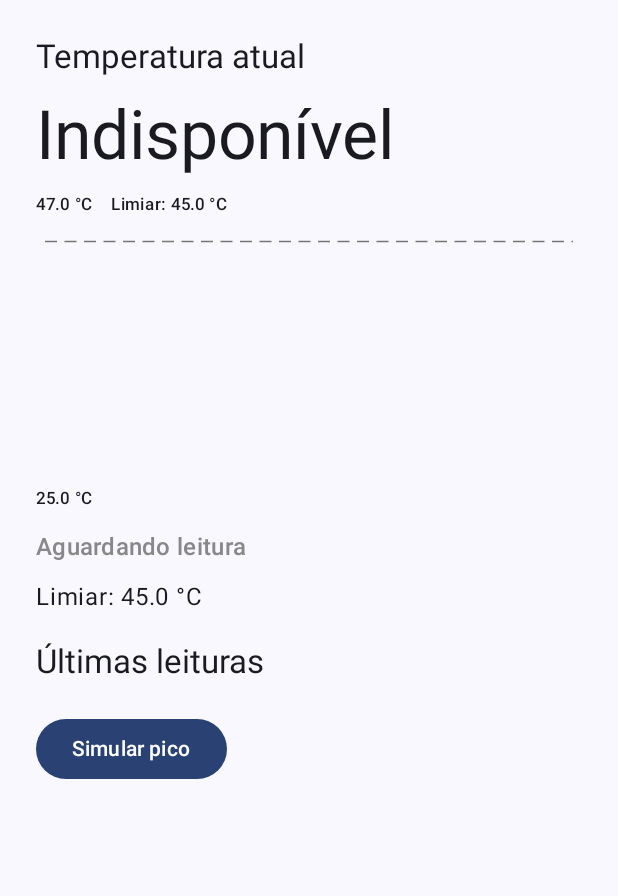
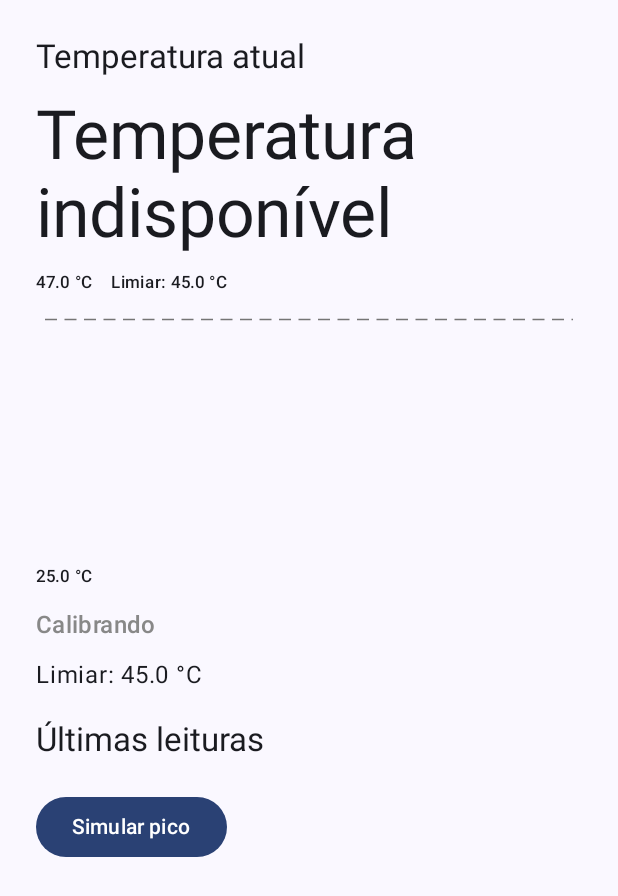
Before and after one commit to celiobenj/hornet-seldon, an Android app built with Jetpack Compose: the composable TelaTemperatura shown on its own in the app's theme, on a phone screen of 412 x 824 dp. Shown: the top 896 px of the screen. Run offline under Robolectric (Android 15) with nearby library versions, the phone set to English and light mode, and no system bars.

Commit message:
fix(app): atualiza textos de status da temperatura

```diff
--- a/app/src/main/java/dev/hornet/observability/ui/TelaTemperatura.kt
+++ b/app/src/main/java/dev/hornet/observability/ui/TelaTemperatura.kt
@@ -27,7 +27,7 @@ fun TelaTemperatura(
 ) {
     val leituraAtual = estado.atual
     val temperaturaTexto = if (estado.indisponivel || leituraAtual == null) {
-        "Indisponível"
+        "Temperatura indisponível"
     } else {
         "${"%.1f".format(leituraAtual.temperatura.celsius)} °C"
     }
@@ -61,7 +61,8 @@ fun TelaTemperatura(
             modifier = Modifier.fillMaxWidth(),
         )
         Text(
-            text = leituraAtual?.let { textoStatus(it.status) } ?: "Aguardando leitura",
+            text = leituraAtual?.let { textoStatus(it.status) }
+                ?: if (estado.indisponivel) "Temperatura indisponível" else "Calibrando",
             color = leituraAtual?.let { corStatus(it.status) } ?: Color.Gray,
             style = MaterialTheme.typography.titleMedium,
         )
@@ -103,10 +104,10 @@ fun TelaTemperatura(
 }
 
 private fun textoStatus(status: StatusLeitura): String = when (status) {
-    StatusLeitura.SEM_BASE -> "Aguardando base"
+    StatusLeitura.SEM_BASE -> "Calibrando"
     StatusLeitura.NORMAL -> "Normal"
-    StatusLeitura.PICO -> "Pico detectado"
-    StatusLeitura.LIMIAR_EXCEDIDO -> "Limiar excedido"
+    StatusLeitura.PICO -> "Pico de temperatura"
+    StatusLeitura.LIMIAR_EXCEDIDO -> "Acima do limite de 45 °C"
     StatusLeitura.INVALIDA -> "Leitura inválida"
 }
 
```
